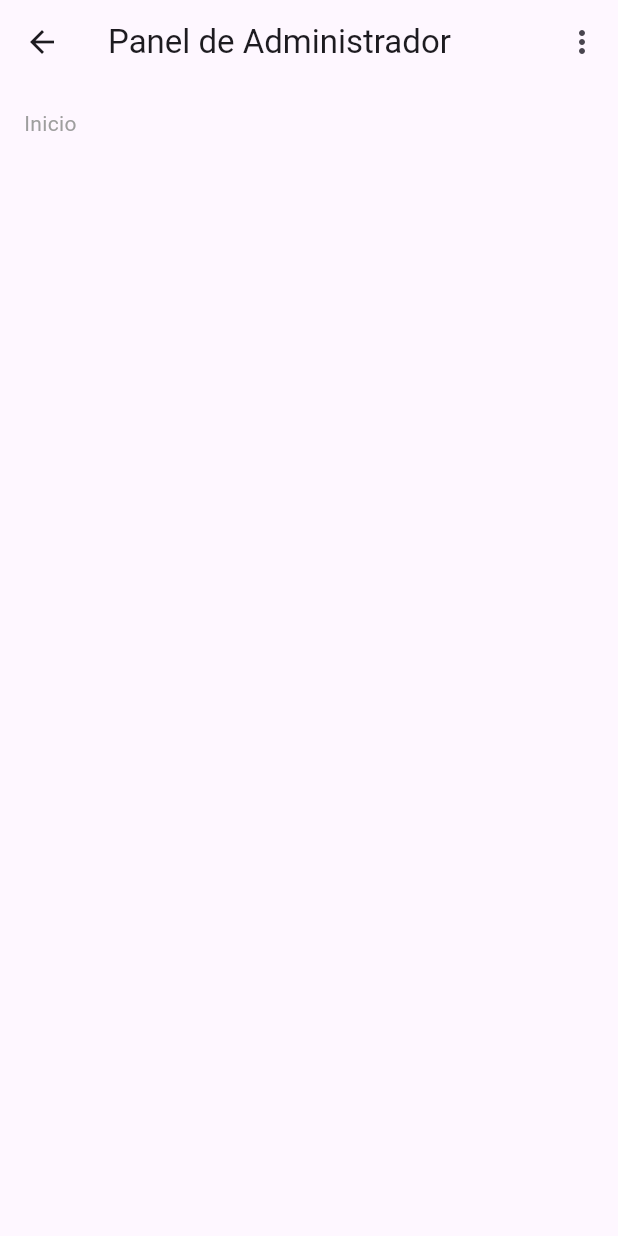
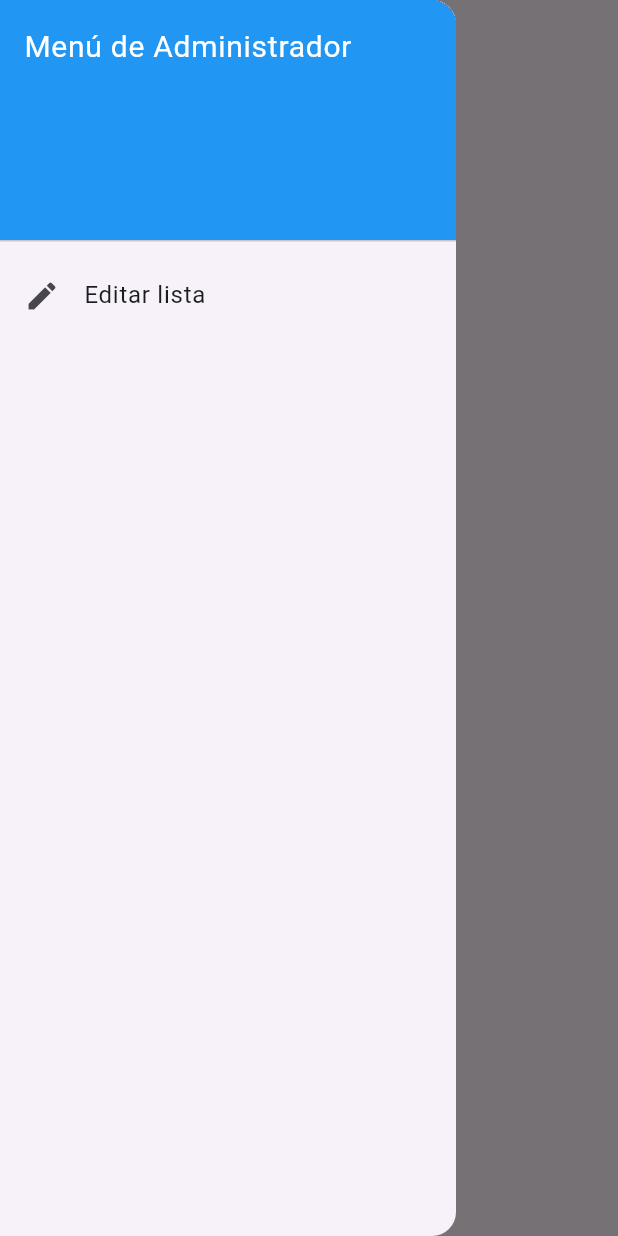
Before and after one commit to Alexyz51/flutter_application_1, a Flutter app: the AdminUserHomeScreen screen opened by its route, with the side drawer open (before the commit the screen has no drawer), on a phone screen of 412 x 824 dp. Run offline on Flutter 3.47's test engine with Material 3 defaults, Android fonts, the phone set to English and light mode, and no system bars; our stand-ins replace cloud_firestore, csv, file_picker, firebase_auth, firebase_core, logger; accounts and stored records are empty.

Commit message:
I changed the admin user home screen

```diff
--- a/lib/src/pages/admin_user/admin_user_home_screen.dart
+++ b/lib/src/pages/admin_user/admin_user_home_screen.dart
@@ -4,44 +4,42 @@ import '../widgets/breadcrumb_navigation.dart';
 class AdminUserHomeScreen extends StatelessWidget {
   const AdminUserHomeScreen({super.key});
 
-  void _openMenu(BuildContext context) {
-    showModalBottomSheet(
-      context: context,
-      shape: RoundedRectangleBorder(
-        borderRadius: BorderRadius.vertical(top: Radius.circular(16)),
-      ),
-      builder: (context) {
-        return SafeArea(
-          child: Wrap(
+  @override
+  Widget build(BuildContext context) {
+    return Scaffold(
+      drawer: Drawer(
+        child: SafeArea(
+          child: ListView(
+            padding: EdgeInsets.zero,
             children: [
+              const DrawerHeader(
+                decoration: BoxDecoration(
+                  color: Colors.blue,
+                ),
+                child: Text(
+                  'Menú de Administrador',
+                  style: TextStyle(
+                    color: Colors.white,
+                    fontSize: 20,
+                  ),
+                ),
+              ),
               ListTile(
                 leading: const Icon(Icons.edit),
                 title: const Text('Editar lista'),
                 onTap: () {
                   Navigator.pop(context);
-                  // Aquí ponés la lógica para ir a editar lista
                   Navigator.pushNamed(context, 'edit_list');
                 },
               ),
-              // Podés agregar más opciones acá si querés
+              // Otras opciones se pueden agregar más adelante
             ],
           ),
-        );
-      },
-    );
-  }
-
-  @override
-  Widget build(BuildContext context) {
-    return Scaffold(
+        ),
+      ),
       appBar: AppBar(
         title: const Text('Panel de Administrador'),
-        actions: [
-          IconButton(
-            icon: const Icon(Icons.more_vert),
-            onPressed: () => _openMenu(context),
-          ),
-        ],
+        automaticallyImplyLeading: true, // Esto muestra la hamburguesa
       ),
       body: Padding(
         padding: const EdgeInsets.all(16),
```
